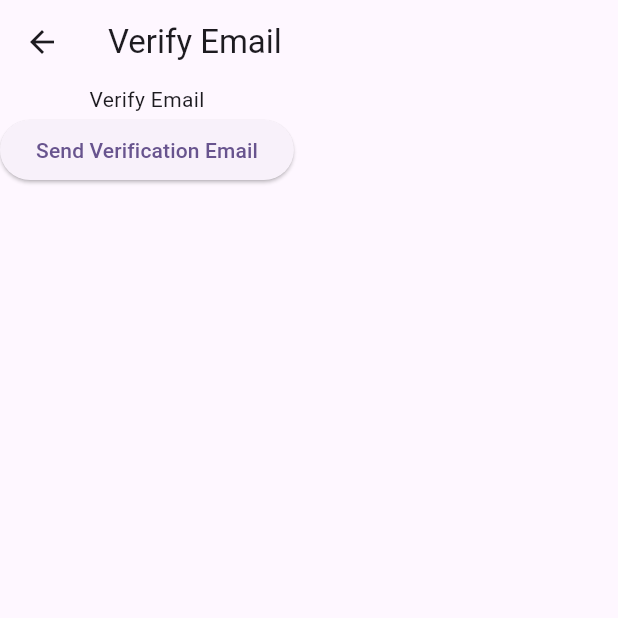
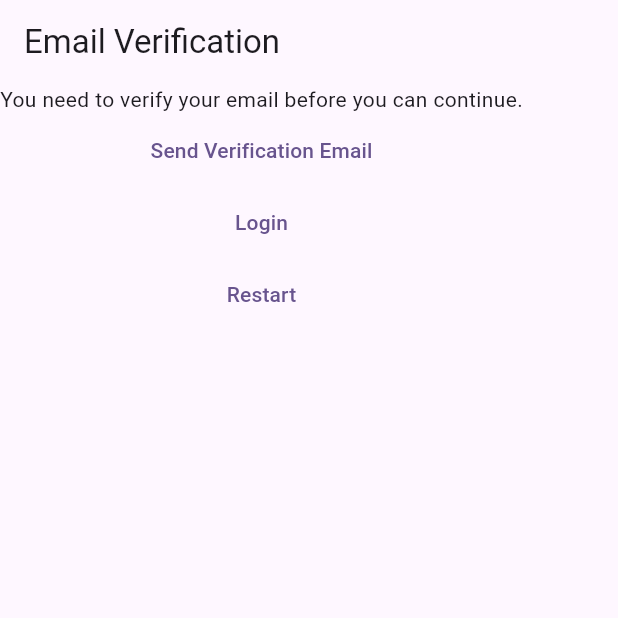
Before and after one commit to hackercto/flagrush, a Flutter app: the VerifyEmailView screen opened directly, on a phone screen of 412 x 824 dp, the top half of it. Run offline on Flutter 3.47's test engine with Material 3 defaults, Android fonts, the phone set to English and light mode, and no system bars; our stand-ins replace firebase_auth, firebase_core; accounts and stored records are empty.

Commit message:
email verification

```diff
--- a/lib/constants/routes.dart
+++ b/lib/constants/routes.dart
@@ -1,3 +1,4 @@
 const loginRoute = '/login';
 const registerRoute = '/register';
 const notesRoute = '/notes';
+const verifyEmailRoute = '/verify-email';
--- a/lib/main.dart
+++ b/lib/main.dart
@@ -20,6 +20,7 @@
     routes: {
       loginRoute: (context) => const LoginView(),
       registerRoute: (context) => const RegisterView(),
+      verifyEmailRoute: (context) => const VerifyEmailView(),
       notesRoute: (context) => const NotesView(),
     }
   ));
--- a/lib/views/verify_email_view.dart
+++ b/lib/views/verify_email_view.dart
@@ -1,3 +1,5 @@
+import 'package:flagrush/constants/routes.dart';
+import 'package:flagrush/views/register_view.dart';
 import 'package:flutter/material.dart';
 import 'package:firebase_auth/firebase_auth.dart';
 
@@ -12,17 +14,33 @@
   @override
   Widget build(BuildContext context) {
     return Scaffold(
-      appBar: AppBar(title: const Text('Verify Email')),
+      appBar: AppBar(title: const Text('Email Verification')),
       body: Column(
         children: [
-          Text('Verify Email'),
-          ElevatedButton(
+          Text('You need to verify your email before you can continue.'),
+          TextButton(
             onPressed: () {
               final user = FirebaseAuth.instance.currentUser;
               user?.sendEmailVerification();
             },
             child: Text('Send Verification Email'),
           ),
+          // add login button
+          TextButton(
+            onPressed: () {
+              FirebaseAuth.instance.signOut();
+              Navigator.of(context).pushNamedAndRemoveUntil(loginRoute, (route) => false);
+            },
+            child: Text('Login'),
+          ),
+          // add logout button
+          TextButton(
+            onPressed: () {
+              FirebaseAuth.instance.signOut();
+              Navigator.of(context).pushNamedAndRemoveUntil(registerRoute, (route) => false);
+            },
+            child: Text('Restart'),
+          ),
         ],
       ),
     );
```
Also changed, not shown: lib/views/login_view.dart (+13 -10 lines), lib/views/register_view.dart (+7 -8 lines).
